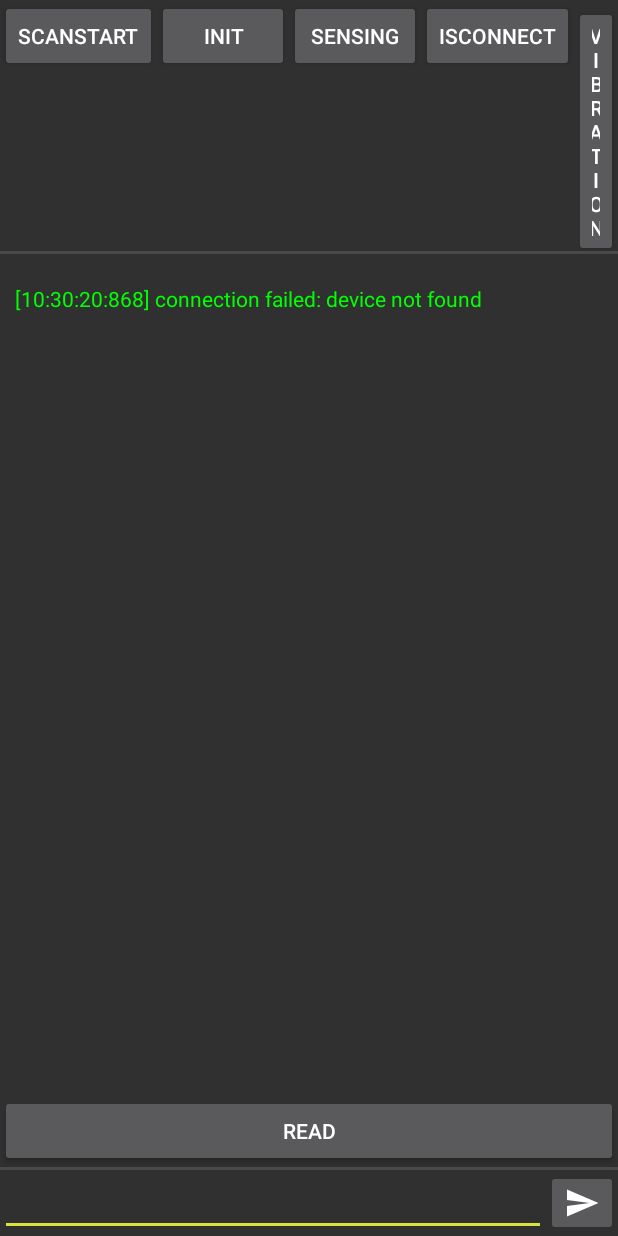
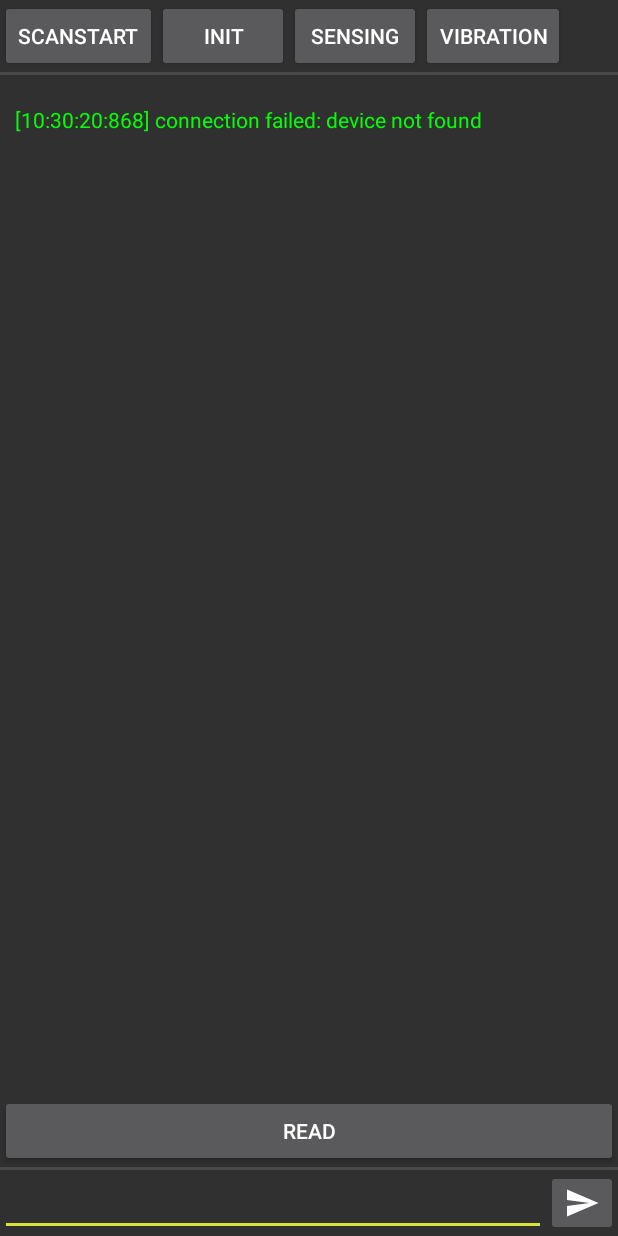
Before and after one commit to younghokim-seoul/GZ_B2C_Dongle, an Android app: the fragment TerminalFragment shown on its own in the app's theme, on a phone screen of 412 x 824 dp. Run offline under Robolectric (Android 15) with nearby library versions, the phone set to English and light mode, and no system bars; libraries missing offline, so code that uses them is left out: co.golfzon.visionHome; 8 statements that could not run were skipped.

Commit message:
연결 체크 시나리오 적용

```diff
--- a/usbSerialExamples/src/main/java/com/hoho/android/usbserial/examples/App.java
+++ b/usbSerialExamples/src/main/java/com/hoho/android/usbserial/examples/App.java
@@ -14,6 +14,6 @@ public class App extends Application {
     public void onCreate() {
         super.onCreate();
         ServiceLocator.register(HGS_Client.class, HGS_ClientManager.getInstance().create(this));
-        ServiceLocator.register(DongleState.class,new DongleManager());
+        ServiceLocator.register(DongleManager.class,new DongleManager());
     }
 }
--- a/usbSerialExamples/src/main/java/com/hoho/android/usbserial/examples/TerminalFragment.java
+++ b/usbSerialExamples/src/main/java/com/hoho/android/usbserial/examples/TerminalFragment.java
@@ -75,9 +75,7 @@ public class TerminalFragment extends Fragment implements SerialInputOutputManag
     private Button initButton;
     private Button sensingButton;
 
-    private Button dtActiveButton;
     private Button atActiveButton;
-    private Button isConnected;
 
     private Button activeVibration;
 
@@ -200,9 +198,7 @@ public class TerminalFragment extends Fragment implements SerialInputOutputManag
         initButton = view.findViewById(R.id.btn_init);
         sensingButton = view.findViewById(R.id.btn_sensing);
 
-        dtActiveButton = view.findViewById(R.id.btn_dt_mode);
         atActiveButton = view.findViewById(R.id.btn_at_mode);
-        isConnected = view.findViewById(R.id.btn_is_connect);
         activeVibration = view.findViewById(R.id.btn_vibration);
         logScrollView = view.findViewById(R.id.scroller);
 
@@ -214,7 +210,6 @@ public class TerminalFragment extends Fragment implements SerialInputOutputManag
         super.onViewCreated(view, savedInstanceState);
         GolfzonLogger.i("::::::::TerminalFragment>>>>>>>>>>>>>>>>>>>>>>>>>>>");
 
-        isConnected.setOnClickListener(v -> dongleManager.isConnected());
 
         atActiveButton.setOnClickListener(v -> dongleManager.setAtMode());
 
--- a/usbSerialExamples/src/main/res/layout/fragment_terminal.xml
+++ b/usbSerialExamples/src/main/res/layout/fragment_terminal.xml
@@ -36,12 +36,6 @@
             android:layout_height="wrap_content"
             android:visibility="gone"
             android:text="dtMode"/>
-
-        <Button
-            android:id="@+id/btn_is_connect"
-            android:layout_width="wrap_content"
-            android:layout_height="wrap_content"
-            android:text="isConnect"/>
 
         <Button
             android:id="@+id/btn_vibration"
--- a/usbSerialForAndroid/src/main/java/com/hoho/android/usbserial/core/DongleState.java
+++ b/usbSerialForAndroid/src/main/java/com/hoho/android/usbserial/core/DongleState.java
@@ -3,6 +3,9 @@ package com.hoho.android.usbserial.core;
 public enum DongleState {
     NONE,
     AT_MODE,
+    BLE_CONNECT_CHECK,
+
+    MASTER_CHECK,
     BLE_SCAN_START,
     BLE_SCAN_FINISHED,
     BLE_CONNECTING,
```
Also changed, not shown: usbSerialExamples/src/main/java/com/hoho/android/usbserial/examples/MainActivity.java (+16 -0 lines), usbSerialForAndroid/src/main/java/com/hoho/android/usbserial/core/DongleManager.java (+0 -14 lines), usbSerialForAndroid/src/main/java/com/hoho/android/usbserial/core/ResponseManager.java (+31 -16 lines).
